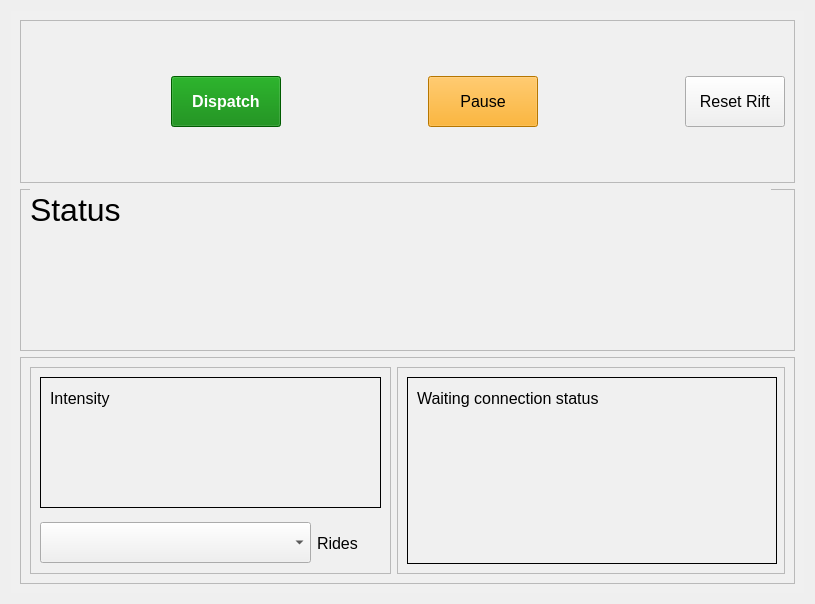
This is runtime/agents/nolimits_coaster/nolimits_coaster_gui.ui in michaelmargolis/MdxMotionPlatformV3 as Qt 5 draws it before an edit. The edited form follows.
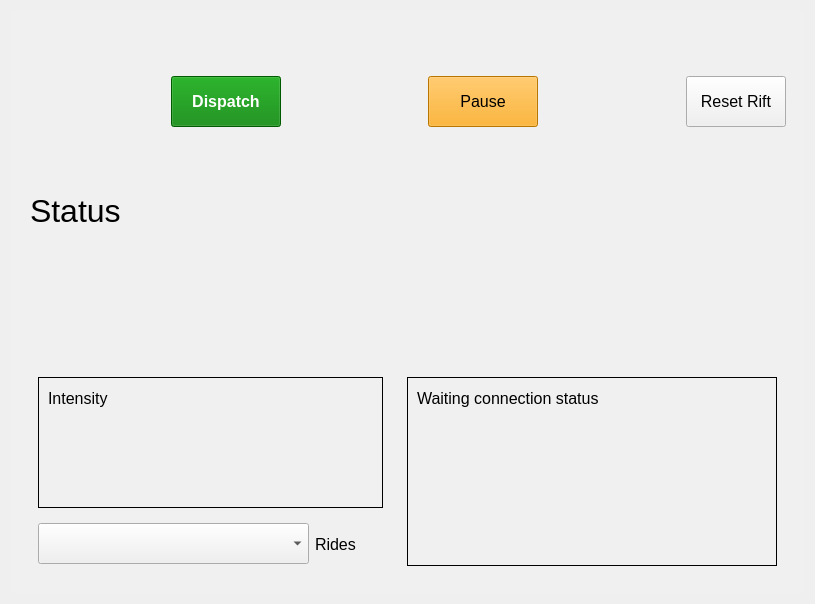
This is the edited form.

Commit message: renamed InputInterface to AgentInterface Cleaned up GUIs to improve Pi display Moved d-to_p_prep to platformcalibrate folder Improved solidworks animation interface

```diff
--- a/runtime/agents/nolimits_coaster/nolimits_coaster_gui.ui
+++ b/runtime/agents/nolimits_coaster/nolimits_coaster_gui.ui
@@ -30,7 +30,7 @@
   </property>
   <layout class="QGridLayout" name="gridLayout">
    <item row="0" column="0">
-    <widget class="QFrame" name="frm_input">
+    <widget class="QWidget" name="frm_input" native="true">
      <property name="minimumSize">
       <size>
        <width>791</width>
@@ -40,30 +40,15 @@
      <property name="styleSheet">
       <string notr="true">background-color: #f0f0f0</string>
      </property>
-     <property name="frameShape">
-      <enum>QFrame::NoFrame</enum>
-     </property>
-     <property name="frameShadow">
-      <enum>QFrame::Plain</enum>
-     </property>
-     <property name="lineWidth">
-      <number>0</number>
-     </property>
      <layout class="QVBoxLayout" name="verticalLayout_5">
       <item>
-       <widget class="QFrame" name="buttons_frame">
+       <widget class="QWidget" name="buttons_widget" native="true">
         <property name="minimumSize">
          <size>
           <width>352</width>
           <height>65</height>
          </size>
         </property>
-        <property name="frameShape">
-         <enum>QFrame::StyledPanel</enum>
-        </property>
-        <property name="frameShadow">
-         <enum>QFrame::Raised</enum>
-        </property>
         <layout class="QHBoxLayout" name="horizontalLayout_3">
          <item>
           <spacer name="horizontalSpacer_3">
@@ -189,19 +174,13 @@
        </widget>
       </item>
       <item>
-       <widget class="QFrame" name="status_frame">
+       <widget class="QWidget" name="status_widget" native="true">
         <property name="minimumSize">
          <size>
           <width>0</width>
           <height>41</height>
          </size>
         </property>
-        <property name="frameShape">
-         <enum>QFrame::StyledPanel</enum>
-        </property>
-        <property name="frameShadow">
-         <enum>QFrame::Raised</enum>
-        </property>
         <widget class="QLabel" name="lbl_coaster_status">
          <property name="geometry">
           <rect>
@@ -229,28 +208,16 @@
        </widget>
       </item>
       <item>
-       <widget class="QFrame" name="info_frame">
+       <widget class="QWidget" name="info_widget" native="true">
         <property name="minimumSize">
          <size>
           <width>0</width>
           <height>208</height>
          </size>
         </property>
-        <property name="frameShape">
-         <enum>QFrame::StyledPanel</enum>
-        </property>
-        <property name="frameShadow">
-         <enum>QFrame::Raised</enum>
-        </property>
         <layout class="QHBoxLayout" name="horizontalLayout_2">
          <item>
-          <widget class="QFrame" name="frame_2">
-           <property name="frameShape">
-            <enum>QFrame::StyledPanel</enum>
-           </property>
-           <property name="frameShadow">
-            <enum>QFrame::Raised</enum>
-           </property>
+          <widget class="QWidget" name="widget_2" native="true">
            <layout class="QVBoxLayout" name="verticalLayout">
             <item>
              <widget class="QFrame" name="frame_5">
@@ -359,19 +326,13 @@
           </widget>
          </item>
          <item>
-          <widget class="QFrame" name="frame_4">
+          <widget class="QWidget" name="widget_4" native="true">
            <property name="minimumSize">
             <size>
              <width>0</width>
              <height>207</height>
             </size>
            </property>
-           <property name="frameShape">
-            <enum>QFrame::StyledPanel</enum>
-           </property>
-           <property name="frameShadow">
-            <enum>QFrame::Raised</enum>
-           </property>
            <layout class="QVBoxLayout" name="verticalLayout_2">
             <item>
              <widget class="QFrame" name="frame_6">
```
The commit also changes 16 other files.
